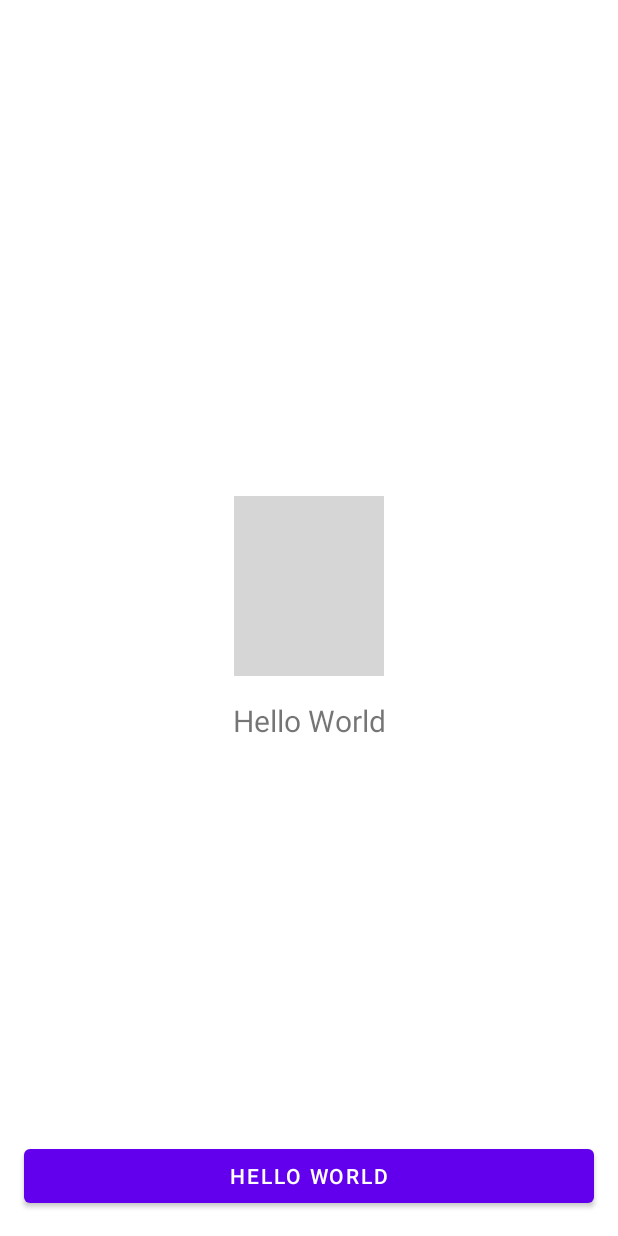
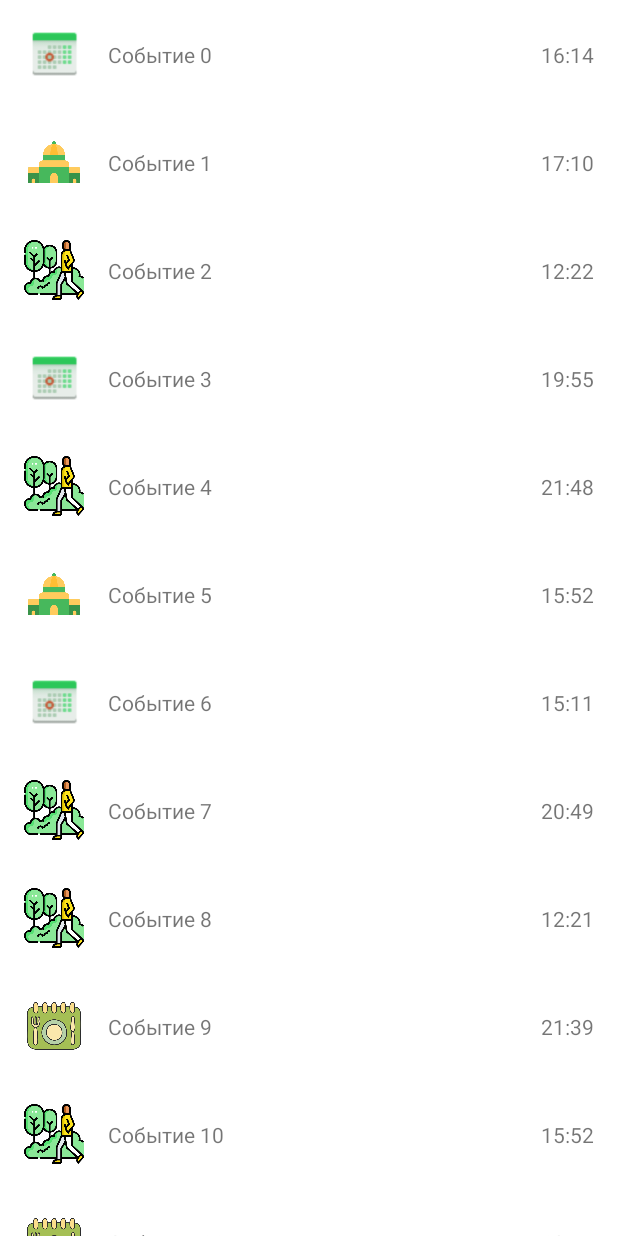
Before and after one commit to Inchensenk/ViewGroiup, an Android app: the MainActivity screen opened directly, with no data from a screen before it, on a phone screen of 412 x 824 dp. Run offline under Robolectric (Android 15) with nearby library versions, the phone set to English and light mode, and no system bars; grey boxes are pictures that could not be loaded.

Commit message:
RecyclerView

```diff
--- a/app/src/main/java/com/example/viewgroup/MainActivity.kt
+++ b/app/src/main/java/com/example/viewgroup/MainActivity.kt
@@ -1,41 +1,25 @@
 package com.example.viewgroup
 
 import android.os.Bundle
-import android.widget.Button
-import android.widget.ImageView
-import android.widget.TextView
-import androidx.activity.enableEdgeToEdge
 import androidx.appcompat.app.AppCompatActivity
-import androidx.core.view.ViewCompat
-import androidx.core.view.WindowInsetsCompat
+import androidx.recyclerview.widget.LinearLayoutManager
+import androidx.recyclerview.widget.RecyclerView
+import com.example.viewgroup.adapter.EventAdapter
+import com.example.viewgroup.event.EventGenerator
+
 
 class MainActivity : AppCompatActivity() {
     override fun onCreate(savedInstanceState: Bundle?) {
         super.onCreate(savedInstanceState)
-        enableEdgeToEdge()
         setContentView(R.layout.activity_main)
-        ViewCompat.setOnApplyWindowInsetsListener(findViewById(R.id.main)) { v, insets ->
-            val systemBars = insets.getInsets(WindowInsetsCompat.Type.systemBars())
-            v.setPadding(systemBars.left, systemBars.top, systemBars.right, systemBars.bottom)
-            insets
-        }
 
-        val futuramaImageView: ImageView = findViewById(R.id.futuramaImage)
-        val helloTextView: TextView = findViewById(R.id.helloText)
-        val helloButton: Button = findViewById(R.id.helloButton)
 
-        futuramaImageView.setOnClickListener{
-            val futuramaSayWoopWoopWoopText = getText(R.string.futurama_woop_woop_woop)
-            if(helloTextView.text != futuramaSayWoopWoopWoopText){
-                helloTextView.text = futuramaSayWoopWoopWoopText
-            }
-        }
+        val eventsRecycler: RecyclerView = findViewById(R.id.eventsRecycler)
+        val eventsAdapter = EventAdapter()
 
-        helloButton.setOnClickListener{
-            val helloWorldText = getText(R.string.hello_world_text)
-            if (helloTextView.text != helloWorldText){
-                helloTextView.text = helloWorldText
-            }
-        }
+        eventsRecycler.layoutManager = LinearLayoutManager(this)
+        eventsRecycler.adapter = eventsAdapter
+
+        eventsAdapter.data = EventGenerator.generateEvents(50)
     }
 }
--- /dev/null
+++ b/app/src/main/java/com/example/viewgroup/adapter/EventAdapter.kt
@@ -0,0 +1,43 @@
+package com.example.viewgroup.adapter
+
+import android.view.LayoutInflater
+import android.view.View
+import android.view.ViewGroup
+import android.widget.ImageView
+import android.widget.TextView
+import androidx.recyclerview.widget.RecyclerView
+import com.example.viewgroup.R
+import com.example.viewgroup.event.Event
+
+class EventAdapter : RecyclerView.Adapter<EventAdapter.EventViewHolder>() {
+
+    var data: List<Event> = emptyList()
+        set(newValue){
+            field = newValue
+            notifyDataSetChanged()
+        }
+
+    override fun onCreateViewHolder(parent: ViewGroup, viewType: Int): EventViewHolder {
+        val itemView = LayoutInflater.from(parent.context)
+            .inflate(R.layout.event_item, parent, false)
+        return  EventViewHolder(itemView)
+    }
+
+    override fun getItemCount(): Int = data.size
+
+
+    override fun onBindViewHolder(holder: EventViewHolder, position: Int) {
+        data[position].let {
+            holder.eventImage.setImageResource(it.imageResId)
+            holder.eventName.text = it.name
+            holder.eventTime.text = it.time
+        }
+
+    }
+
+    class EventViewHolder(itemView: View) : RecyclerView.ViewHolder(itemView){
+        val eventImage: ImageView = itemView.findViewById(R.id.eventImage)
+        val eventName: TextView = itemView.findViewById(R.id.eventName)
+        val eventTime: TextView = itemView.findViewById(R.id.eventTime)
+    }
+}
--- /dev/null
+++ b/app/src/main/java/com/example/viewgroup/event/Event.kt
@@ -0,0 +1,7 @@
+package com.example.viewgroup.event
+
+data class Event(
+    val imageResId: Int,
+    val name: String,
+    val time: String,
+    )
--- /dev/null
+++ b/app/src/main/java/com/example/viewgroup/event/EventGenerator.kt
@@ -0,0 +1,26 @@
+package com.example.viewgroup.event
+
+import com.example.viewgroup.R
+
+object EventGenerator {
+
+    private val imageIdList:List<Int> = listOf(
+        R.drawable.calendar_icon,
+        R.drawable.lunch_icon,
+        R.drawable.walking_icon,
+        R.drawable.meeteng_icon
+    )
+
+    fun generateEvents(count:Int):List<Event> =
+        (0..count).map { index ->
+            Event(
+                imageResId = imageIdList.random(),
+                name = "Событие $index",
+                time = "${(12..23).random()}:${(10..59).random()}",
+            )
+        }
+
+
+
+
+}
--- a/app/src/main/res/layout/activity_main.xml
+++ b/app/src/main/res/layout/activity_main.xml
@@ -9,48 +9,10 @@
     tools:context=".MainActivity"
     >
 
-    <LinearLayout
-        android:orientation="vertical"
-        android:layout_width="wrap_content"
-        android:layout_height="wrap_content"
-        app:layout_constraintTop_toTopOf="parent"
-        app:layout_constraintStart_toStartOf="parent"
-        app:layout_constraintEnd_toEndOf="parent"
-        app:layout_constraintBottom_toBottomOf="parent">
-
-        <ImageView
-            android:id="@+id/futuramaImage"
-            android:layout_width="100dp"
-            android:layout_height="120dp"
-            android:src="@drawable/futurama"
-            android:scaleType="centerCrop"
-            android:layout_marginBottom="16dp"
-            android:layout_gravity="center"
-            />
-
-        <TextView
-            android:id="@+id/helloText"
-            android:layout_width="wrap_content"
-            android:layout_height="wrap_content"
-            android:text="@string/hello_world_text"
-            android:textSize="20sp"
-            android:layout_gravity="center"
- />
-
-    </LinearLayout>
-
-
-
-    <Button
-        android:id="@+id/helloButton"
+    <androidx.recyclerview.widget.RecyclerView
+        android:id="@+id/eventsRecycler"
         android:layout_width="match_parent"
-        android:layout_height="wrap_content"
-        android:text="@string/hello_world_text"
-        app:layout_constraintBottom_toBottomOf="parent"
-        app:layout_constraintStart_toStartOf="parent"
-        app:layout_constraintEnd_toEndOf="parent"
-        android:layout_marginBottom="16dp"
-        android:layout_marginHorizontal="16dp"
+        android:layout_height="match_parent"
         />
 
 </androidx.constraintlayout.widget.ConstraintLayout>
--- /dev/null
+++ b/app/src/main/res/layout/event_item.xml
@@ -0,0 +1,42 @@
+<?xml version="1.0" encoding="utf-8"?>
+<androidx.constraintlayout.widget.ConstraintLayout
+    xmlns:android="http://schemas.android.com/apk/res/android"
+    android:layout_width="match_parent"
+    android:layout_height="wrap_content"
+    xmlns:app="http://schemas.android.com/apk/res-auto"
+    xmlns:tools="http://schemas.android.com/tools">
+
+    <ImageView
+        android:id="@+id/eventImage"
+        android:layout_width="40dp"
+        android:layout_height="40dp"
+        android:layout_margin="16dp"
+        app:layout_constraintBottom_toBottomOf="parent"
+        app:layout_constraintStart_toStartOf="parent"
+        app:layout_constraintTop_toTopOf="parent"
+        tools:src="@drawable/calendar_icon"
+        />
+
+    <TextView
+        android:id="@+id/eventName"
+        android:layout_width="wrap_content"
+        android:layout_height="wrap_content"
+        android:layout_margin="16dp"
+        app:layout_constraintBottom_toBottomOf="parent"
+        app:layout_constraintStart_toEndOf="@+id/eventImage"
+        app:layout_constraintTop_toTopOf="parent"
+        android:text="Деловая встреча"
+        />
+
+    <TextView
+        android:id="@+id/eventTime"
+        android:layout_width="wrap_content"
+        android:layout_height="wrap_content"
+        android:layout_margin="16dp"
+        app:layout_constraintBottom_toBottomOf="parent"
+        app:layout_constraintEnd_toEndOf="parent"
+        app:layout_constraintTop_toTopOf="parent"
+        android:text="20:00"
+        />
+
+</androidx.constraintlayout.widget.ConstraintLayout>
```
Also changed, not shown: app/src/main/res/drawable/calendar_icon.png (added), app/src/main/res/drawable/lunch_icon.png (added), app/src/main/res/drawable/meeteng_icon.png (added), app/src/main/res/drawable/walking_icon.png (added).
